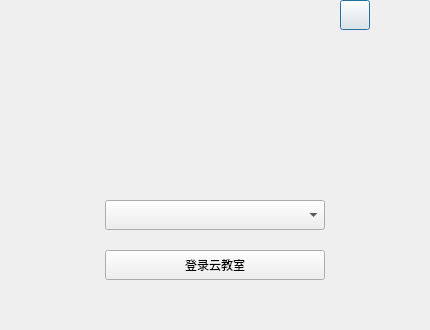
HaoYiTech/obs-studio, file Teacher/forms/LoginWindow.ui: the form before one commit.
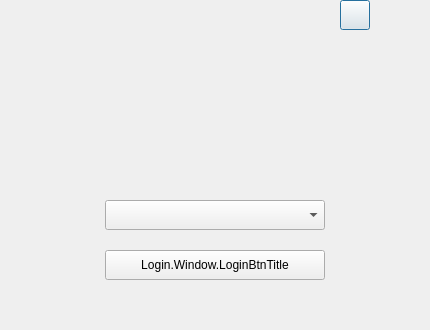
The form after the commit.

Diff of the .ui file:
```diff
--- a/Teacher/forms/LoginWindow.ui
+++ b/Teacher/forms/LoginWindow.ui
@@ -96,7 +96,7 @@
     <enum>Qt::NoFocus</enum>
    </property>
    <property name="text">
-    <string>登录云教室</string>
+    <string>Login.Window.LoginBtnTitle</string>
    </property>
   </widget>
   <widget class="QLabel" name="userHead">
```
